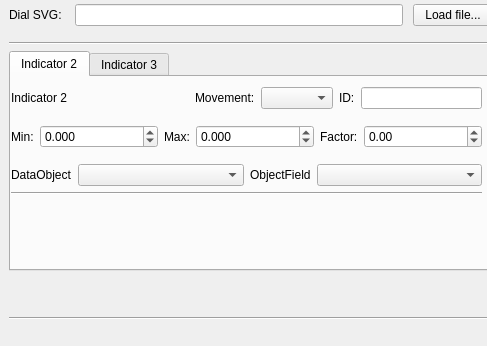
openpilot/OpenPilot, file ground/src/plugins/pfd/pfdgadgetoptionspage.ui: the form before one commit.
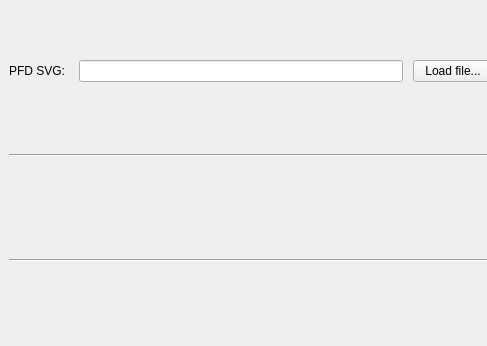
The form after the commit.

Commit message: OP-82: Put the default PFD into the 'default' directory in share, use this. Added battery/energy level on PFD. Removed useless bits from configuration UI and configuration objects since the PFD autoconfigures itself from the SVG.

```diff
--- a/ground/src/plugins/pfd/pfdgadgetoptionspage.ui
+++ b/ground/src/plugins/pfd/pfdgadgetoptionspage.ui
@@ -28,7 +28,7 @@
      <height>331</height>
     </rect>
    </property>
-   <layout class="QVBoxLayout" name="verticalLayout" stretch="0,0,0,0,0,0">
+   <layout class="QVBoxLayout" name="verticalLayout" stretch="0,0,0,0,0">
     <property name="sizeConstraint">
      <enum>QLayout::SetMinimumSize</enum>
     </property>
@@ -58,7 +58,7 @@
       <item>
        <widget class="QLabel" name="label">
         <property name="text">
-         <string>Dial SVG: </string>
+         <string>PFD SVG: </string>
         </property>
        </widget>
       </item>
@@ -84,421 +84,6 @@
     <item>
      <layout class="QHBoxLayout" name="horizontalLayout_2"/>
     </item>
-    <item>
-     <widget class="QTabWidget" name="tabWidget">
-      <property name="currentIndex">
-       <number>0</number>
-      </property>
-      <widget class="QWidget" name="tab_2">
-       <attribute name="title">
-        <string>Indicator 2</string>
-       </attribute>
-       <widget class="QWidget" name="layoutWidget">
-        <property name="geometry">
-         <rect>
-          <x>0</x>
-          <y>10</y>
-          <width>471</width>
-          <height>116</height>
-         </rect>
-        </property>
-        <layout class="QVBoxLayout" name="verticalLayout_4">
-         <property name="rightMargin">
-          <number>0</number>
-         </property>
-         <property name="bottomMargin">
-          <number>4</number>
-         </property>
-         <item>
-          <layout class="QHBoxLayout" name="horizontalLayout_6">
-           <item>
-            <widget class="QLabel" name="label_16">
-             <property name="text">
-              <string>Indicator 2</string>
-             </property>
-            </widget>
-           </item>
-           <item>
-            <spacer name="horizontalSpacer_2">
-             <property name="orientation">
-              <enum>Qt::Horizontal</enum>
-             </property>
-             <property name="sizeHint" stdset="0">
-              <size>
-               <width>40</width>
-               <height>20</height>
-              </size>
-             </property>
-            </spacer>
-           </item>
-           <item>
-            <widget class="QLabel" name="label_13">
-             <property name="text">
-              <string>Movement:</string>
-             </property>
-            </widget>
-           </item>
-           <item>
-            <widget class="QComboBox" name="moveNeedle2"/>
-           </item>
-           <item>
-            <widget class="QLabel" name="label_17">
-             <property name="text">
-              <string>ID:</string>
-             </property>
-            </widget>
-           </item>
-           <item>
-            <widget class="QLineEdit" name="needle2ID">
-             <property name="sizePolicy">
-              <sizepolicy hsizetype="MinimumExpanding" vsizetype="Fixed">
-               <horstretch>0</horstretch>
-               <verstretch>0</verstretch>
-              </sizepolicy>
-             </property>
-            </widget>
-           </item>
-          </layout>
-         </item>
-         <item>
-          <layout class="QHBoxLayout" name="horizontalLayout_7">
-           <property name="topMargin">
-            <number>10</number>
-           </property>
-           <item>
-            <widget class="QLabel" name="label_18">
-             <property name="text">
-              <string>Min:</string>
-             </property>
-            </widget>
-           </item>
-           <item>
-            <widget class="QDoubleSpinBox" name="needle2Min">
-             <property name="sizePolicy">
-              <sizepolicy hsizetype="MinimumExpanding" vsizetype="Fixed">
-               <horstretch>0</horstretch>
-               <verstretch>0</verstretch>
-              </sizepolicy>
-             </property>
-             <property name="decimals">
-              <number>3</number>
-             </property>
-             <property name="minimum">
-              <double>-10000.000000000000000</double>
-             </property>
-             <property name="maximum">
-              <double>100000.000000000000000</double>
-             </property>
-            </widget>
-           </item>
-           <item>
-            <widget class="QLabel" name="label_19">
-             <property name="text">
-              <string>Max:</string>
-             </property>
-            </widget>
-           </item>
-           <item>
-            <widget class="QDoubleSpinBox" name="needle2Max">
-             <property name="sizePolicy">
-              <sizepolicy hsizetype="MinimumExpanding" vsizetype="Fixed">
-               <horstretch>0</horstretch>
-               <verstretch>0</verstretch>
-              </sizepolicy>
-             </property>
-             <property name="decimals">
-              <number>3</number>
-             </property>
-             <property name="minimum">
-              <double>-100000.000000000000000</double>
-             </property>
-             <property name="maximum">
-              <double>100000.000000000000000</double>
-             </property>
-            </widget>
-           </item>
-           <item>
-            <widget class="QLabel" name="label_11">
-             <property name="text">
-              <string>Factor:</string>
-             </property>
-            </widget>
-           </item>
-           <item>
-            <widget class="QDoubleSpinBox" name="factor2">
-             <property name="sizePolicy">
-              <sizepolicy hsizetype="MinimumExpanding" vsizetype="Fixed">
-               <horstretch>0</horstretch>
-               <verstretch>0</verstretch>
-              </sizepolicy>
-             </property>
-             <property name="minimum">
-              <double>-100000.000000000000000</double>
-             </property>
-             <property name="maximum">
-              <double>100000.000000000000000</double>
-             </property>
-            </widget>
-           </item>
-          </layout>
-         </item>
-         <item>
-          <layout class="QHBoxLayout" name="horizontalLayout_8">
-           <property name="topMargin">
-            <number>10</number>
-           </property>
-           <item>
-            <widget class="QLabel" name="label_20">
-             <property name="text">
-              <string>DataObject</string>
-             </property>
-            </widget>
-           </item>
-           <item>
-            <widget class="QComboBox" name="uavObject2">
-             <property name="sizePolicy">
-              <sizepolicy hsizetype="Expanding" vsizetype="Fixed">
-               <horstretch>0</horstretch>
-               <verstretch>0</verstretch>
-              </sizepolicy>
-             </property>
-            </widget>
-           </item>
-           <item>
-            <widget class="QLabel" name="label_21">
-             <property name="text">
-              <string>ObjectField</string>
-             </property>
-            </widget>
-           </item>
-           <item>
-            <widget class="QComboBox" name="objectField2">
-             <property name="sizePolicy">
-              <sizepolicy hsizetype="Expanding" vsizetype="Fixed">
-               <horstretch>0</horstretch>
-               <verstretch>0</verstretch>
-              </sizepolicy>
-             </property>
-            </widget>
-           </item>
-          </layout>
-         </item>
-         <item>
-          <widget class="Line" name="line_4">
-           <property name="orientation">
-            <enum>Qt::Horizontal</enum>
-           </property>
-          </widget>
-         </item>
-        </layout>
-       </widget>
-      </widget>
-      <widget class="QWidget" name="tab_3">
-       <attribute name="title">
-        <string>Indicator 3</string>
-       </attribute>
-       <widget class="QWidget" name="layoutWidget">
-        <property name="geometry">
-         <rect>
-          <x>0</x>
-          <y>10</y>
-          <width>471</width>
-          <height>116</height>
-         </rect>
-        </property>
-        <layout class="QVBoxLayout" name="verticalLayout_5">
-         <property name="rightMargin">
-          <number>0</number>
-         </property>
-         <property name="bottomMargin">
-          <number>4</number>
-         </property>
-         <item>
-          <layout class="QHBoxLayout" name="horizontalLayout_9">
-           <item>
-            <widget class="QLabel" name="label_22">
-             <property name="text">
-              <string>Indicator 3</string>
-             </property>
-            </widget>
-           </item>
-           <item>
-            <spacer name="horizontalSpacer_3">
-             <property name="orientation">
-              <enum>Qt::Horizontal</enum>
-             </property>
-             <property name="sizeHint" stdset="0">
-              <size>
-               <width>40</width>
-               <height>20</height>
-              </size>
-             </property>
-            </spacer>
-           </item>
-           <item>
-            <widget class="QLabel" name="label_14">
-             <property name="text">
-              <string>Movement:</string>
-             </property>
-            </widget>
-           </item>
-           <item>
-            <widget class="QComboBox" name="moveNeedle3"/>
-           </item>
-           <item>
-            <widget class="QLabel" name="label_23">
-             <property name="text">
-              <string>ID:</string>
-             </property>
-            </widget>
-           </item>
-           <item>
-            <widget class="QLineEdit" name="needle3ID">
-             <property name="sizePolicy">
-              <sizepolicy hsizetype="MinimumExpanding" vsizetype="Fixed">
-               <horstretch>0</horstretch>
-               <verstretch>0</verstretch>
-              </sizepolicy>
-             </property>
-            </widget>
-           </item>
-          </layout>
-         </item>
-         <item>
-          <layout class="QHBoxLayout" name="horizontalLayout_10">
-           <property name="topMargin">
-            <number>10</number>
-           </property>
-           <item>
-            <widget class="QLabel" name="label_24">
-             <property name="text">
-              <string>Min:</string>
-             </property>
-            </widget>
-           </item>
-           <item>
-            <widget class="QDoubleSpinBox" name="needle3Min">
-             <property name="sizePolicy">
-              <sizepolicy hsizetype="MinimumExpanding" vsizetype="Fixed">
-               <horstretch>0</horstretch>
-               <verstretch>0</verstretch>
-              </sizepolicy>
-             </property>
-             <property name="decimals">
-              <number>3</number>
-             </property>
-             <property name="minimum">
-              <double>-10000.000000000000000</double>
-             </property>
-             <property name="maximum">
-              <double>100000.000000000000000</double>
-             </property>
-            </widget>
-           </item>
-           <item>
-            <widget class="QLabel" name="label_25">
-             <property name="text">
-              <string>Max:</string>
-             </property>
-            </widget>
-           </item>
-           <item>
-            <widget class="QDoubleSpinBox" name="needle3Max">
-             <property name="sizePolicy">
-              <sizepolicy hsizetype="MinimumExpanding" vsizetype="Fixed">
-               <horstretch>0</horstretch>
-               <verstretch>0</verstretch>
-              </sizepolicy>
-             </property>
-             <property name="decimals">
-              <number>3</number>
-             </property>
-             <property name="minimum">
-              <double>-100000.000000000000000</double>
-             </property>
-             <property name="maximum">
-              <double>100000.000000000000000</double>
-             </property>
-            </widget>
-           </item>
-           <item>
-            <widget class="QLabel" name="label_15">
-             <property name="text">
-              <string>Factor:</string>
-             </property>
-            </widget>
-           </item>
-           <item>
-            <widget class="QDoubleSpinBox" name="factor3">
-             <property name="sizePolicy">
-              <sizepolicy hsizetype="MinimumExpanding" vsizetype="Fixed">
-               <horstretch>0</horstretch>
-               <verstretch>0</verstretch>
-              </sizepolicy>
-             </property>
-             <property name="minimum">
-              <double>-100000.000000000000000</double>
-             </property>
-             <property name="maximum">
-              <double>100000.000000000000000</double>
-             </property>
-            </widget>
-           </item>
-          </layout>
-         </item>
-         <item>
-          <layout class="QHBoxLayout" name="horizontalLayout_11">
-           <property name="topMargin">
-            <number>10</number>
-           </property>
-           <item>
-            <widget class="QLabel" name="label_26">
-             <property name="text">
-              <string>DataObject</string>
-             </property>
-            </widget>
-           </item>
-           <item>
-            <widget class="QComboBox" name="uavObject3">
-             <property name="sizePolicy">
-              <sizepolicy hsizetype="Expanding" vsizetype="Fixed">
-               <horstretch>0</horstretch>
-               <verstretch>0</verstretch>
-              </sizepolicy>
-             </property>
-            </widget>
-           </item>
-           <item>
-            <widget class="QLabel" name="label_27">
-             <property name="text">
-              <string>ObjectField</string>
-             </property>
-            </widget>
-           </item>
-           <item>
-            <widget class="QComboBox" name="objectField3">
-             <property name="sizePolicy">
-              <sizepolicy hsizetype="Expanding" vsizetype="Fixed">
-               <horstretch>0</horstretch>
-               <verstretch>0</verstretch>
-              </sizepolicy>
-             </property>
-            </widget>
-           </item>
-          </layout>
-         </item>
-         <item>
-          <widget class="Line" name="line_6">
-           <property name="orientation">
-            <enum>Qt::Horizontal</enum>
-           </property>
-          </widget>
-         </item>
-        </layout>
-       </widget>
-      </widget>
-     </widget>
-    </item>
     <item>
      <spacer name="verticalSpacer">
       <property name="orientation">
```
The commit also changes 7 other files.
